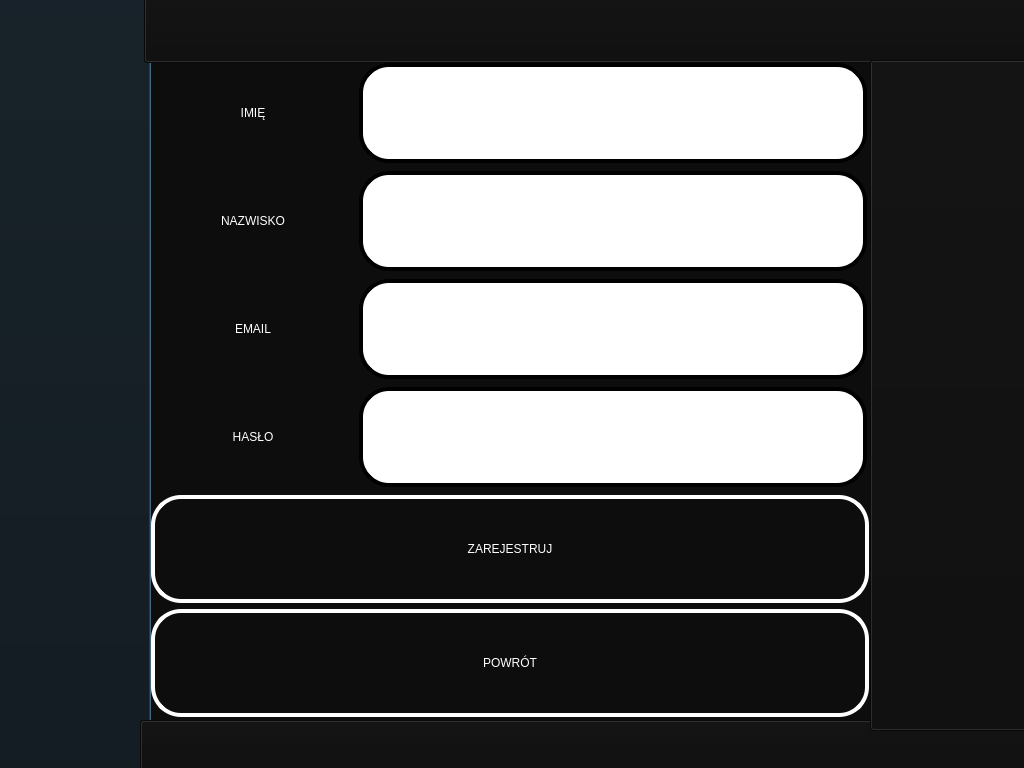
Old version of the form Raspberry QT/RegistrationScreen.ui in the repository lukaszwazny/E-kiosk.
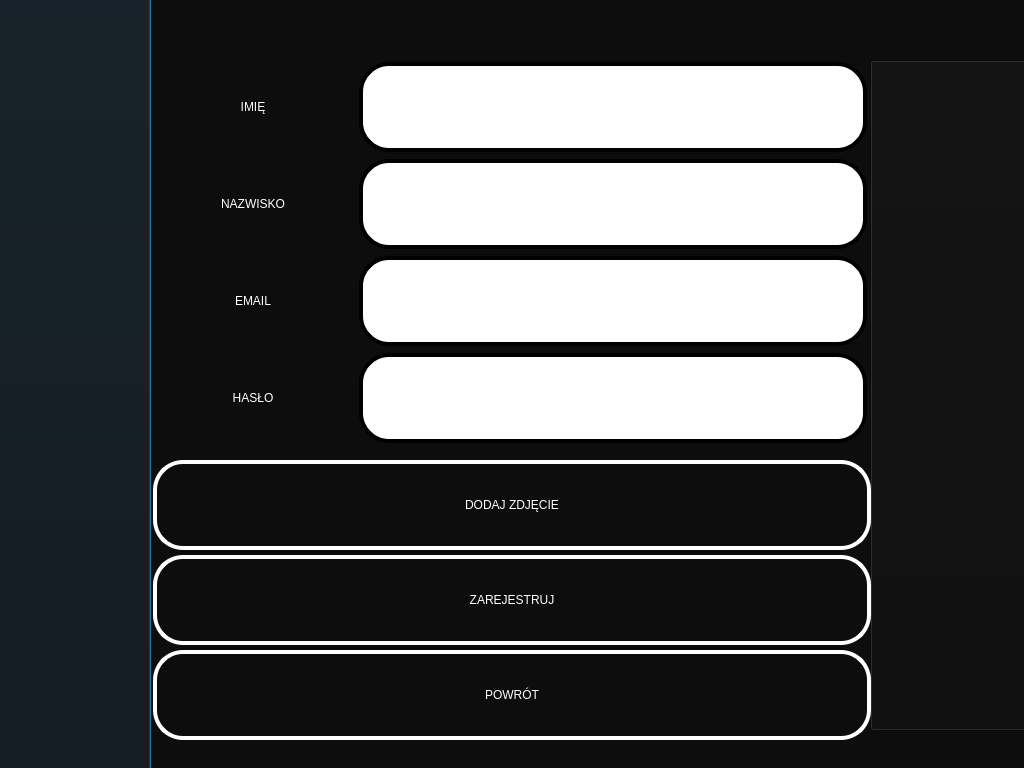
New version of the form.

The edit to the form file:
```diff
--- a/Raspberry QT/RegistrationScreen.ui
+++ b/Raspberry QT/RegistrationScreen.ui
@@ -44,38 +44,6 @@
     <string/>
    </property>
   </widget>
-  <widget class="QPushButton" name="pushButton_4">
-   <property name="geometry">
-    <rect>
-     <x>140</x>
-     <y>720</y>
-     <width>891</width>
-     <height>51</height>
-    </rect>
-   </property>
-   <property name="styleSheet">
-    <string notr="true">background-color: rgb(13, 13, 13);</string>
-   </property>
-   <property name="text">
-    <string/>
-   </property>
-  </widget>
-  <widget class="QPushButton" name="pushButton_5">
-   <property name="geometry">
-    <rect>
-     <x>144</x>
-     <y>-8</y>
-     <width>891</width>
-     <height>71</height>
-    </rect>
-   </property>
-   <property name="styleSheet">
-    <string notr="true">background-color: rgb(13, 13, 13);</string>
-   </property>
-   <property name="text">
-    <string/>
-   </property>
-  </widget>
   <widget class="QPushButton" name="pushButton_6">
    <property name="geometry">
     <rect>
@@ -92,64 +60,25 @@
     <string/>
    </property>
   </widget>
-  <widget class="QPushButton" name="pushButton">
-   <property name="geometry">
-    <rect>
-     <x>151</x>
-     <y>495</y>
-     <width>718</width>
-     <height>108</height>
-    </rect>
-   </property>
-   <property name="minimumSize">
-    <size>
-     <width>718</width>
-     <height>108</height>
-    </size>
-   </property>
-   <property name="maximumSize">
-    <size>
-     <width>718</width>
-     <height>108</height>
-    </size>
-   </property>
-   <property name="styleSheet">
-    <string notr="true">background-color: rgb(13, 13, 13);
-border-style: solid;
-border-width:4px;
-border-radius:30px;
-border-color: white;
-max-width:710px;
-max-height:100px;
-min-width:710px;
-min-height:100px;
-
-font: 75 30pt &quot;Tahoma&quot;;
-color: rgb(255, 255, 255);</string>
-   </property>
-   <property name="text">
-    <string>ZAREJESTRUJ</string>
-   </property>
-  </widget>
   <widget class="QPushButton" name="powrot">
    <property name="geometry">
     <rect>
-     <x>151</x>
-     <y>609</y>
+     <x>153</x>
+     <y>650</y>
      <width>718</width>
-     <height>108</height>
+     <height>90</height>
     </rect>
    </property>
    <property name="minimumSize">
     <size>
      <width>718</width>
-     <height>108</height>
+     <height>90</height>
     </size>
    </property>
    <property name="maximumSize">
     <size>
      <width>718</width>
-     <height>108</height>
+     <height>90</height>
     </size>
    </property>
    <property name="styleSheet">
@@ -159,9 +88,9 @@
 border-radius:30px;
 border-color: white;
 max-width:710px;
-max-height:100px;
+max-height:82px;
 min-width:710px;
-min-height:100px;
+min-height:82px;
 
 font: 75 30pt &quot;Tahoma&quot;;
 color: rgb(255, 255, 255);</string>
@@ -170,25 +99,103 @@
     <string>POWRÓT</string>
    </property>
   </widget>
+  <widget class="QPushButton" name="pushButton">
+   <property name="geometry">
+    <rect>
+     <x>153</x>
+     <y>555</y>
+     <width>718</width>
+     <height>90</height>
+    </rect>
+   </property>
+   <property name="minimumSize">
+    <size>
+     <width>718</width>
+     <height>90</height>
+    </size>
+   </property>
+   <property name="maximumSize">
+    <size>
+     <width>718</width>
+     <height>90</height>
+    </size>
+   </property>
+   <property name="styleSheet">
+    <string notr="true">background-color: rgb(13, 13, 13);
+border-style: solid;
+border-width:4px;
+border-radius:30px;
+border-color: white;
+max-width:710px;
+max-height:82px;
+min-width:710px;
+min-height:82px;
+
+font: 75 30pt &quot;Tahoma&quot;;
+color: rgb(255, 255, 255);</string>
+   </property>
+   <property name="text">
+    <string>ZAREJESTRUJ</string>
+   </property>
+  </widget>
+  <widget class="QPushButton" name="dodajZdjecie">
+   <property name="geometry">
+    <rect>
+     <x>153</x>
+     <y>460</y>
+     <width>718</width>
+     <height>90</height>
+    </rect>
+   </property>
+   <property name="minimumSize">
+    <size>
+     <width>718</width>
+     <height>90</height>
+    </size>
+   </property>
+   <property name="maximumSize">
+    <size>
+     <width>718</width>
+     <height>90</height>
+    </size>
+   </property>
+   <property name="styleSheet">
+    <string notr="true">background-color: rgb(13, 13, 13);
+border-style: solid;
+border-width:4px;
+border-radius:30px;
+border-color: white;
+max-width:710px;
+max-height:82px;
+min-width:710px;
+min-height:82px;
+
+font: 75 30pt &quot;Tahoma&quot;;
+color: rgb(255, 255, 255);</string>
+   </property>
+   <property name="text">
+    <string>DODAJ ZDJĘCIE</string>
+   </property>
+  </widget>
   <widget class="QLabel" name="imieLabel">
    <property name="geometry">
     <rect>
      <x>153</x>
-     <y>63</y>
+     <y>62</y>
      <width>200</width>
-     <height>100</height>
+     <height>90</height>
     </rect>
    </property>
    <property name="minimumSize">
     <size>
      <width>200</width>
-     <height>100</height>
+     <height>90</height>
     </size>
    </property>
    <property name="maximumSize">
     <size>
      <width>200</width>
-     <height>100</height>
+     <height>90</height>
     </size>
    </property>
    <property name="layoutDirection">
@@ -209,21 +216,21 @@
    <property name="geometry">
     <rect>
      <x>359</x>
-     <y>63</y>
+     <y>62</y>
      <width>508</width>
-     <height>100</height>
+     <height>90</height>
     </rect>
    </property>
    <property name="minimumSize">
     <size>
      <width>508</width>
-     <height>100</height>
+     <height>90</height>
     </size>
    </property>
    <property name="maximumSize">
     <size>
      <width>508</width>
-     <height>100</height>
+     <height>90</height>
     </size>
    </property>
    <property name="styleSheet">
@@ -236,30 +243,30 @@
 border-radius:30px;
 
 max-width:500px;
-max-height:92px;
+max-height:82px;
 min-width:500px;
-min-height:92px;</string>
+min-height:82px;</string>
    </property>
   </widget>
   <widget class="QLabel" name="hasloLabel">
    <property name="geometry">
     <rect>
      <x>153</x>
-     <y>387</y>
+     <y>353</y>
      <width>200</width>
-     <height>100</height>
+     <height>90</height>
     </rect>
    </property>
    <property name="minimumSize">
     <size>
      <width>200</width>
-     <height>100</height>
+     <height>90</height>
     </size>
    </property>
    <property name="maximumSize">
     <size>
      <width>200</width>
-     <height>100</height>
+     <height>90</height>
     </size>
    </property>
    <property name="styleSheet">
@@ -277,21 +284,21 @@
    <property name="geometry">
     <rect>
      <x>359</x>
-     <y>387</y>
+     <y>353</y>
      <width>508</width>
-     <height>100</height>
+     <height>90</height>
     </rect>
    </property>
    <property name="minimumSize">
     <size>
      <width>508</width>
-     <height>100</height>
+     <height>90</height>
     </size>
    </property>
    <property name="maximumSize">
     <size>
      <width>508</width>
-     <height>100</height>
+     <height>90</height>
     </size>
    </property>
    <property name="styleSheet">
@@ -304,9 +311,9 @@
 border-radius:30px;
 
 max-width:500px;
-max-height:92px;
+max-height:82px;
 min-width:500px;
-min-height:92px;</string>
+min-height:82px;</string>
    </property>
    <property name="echoMode">
     <enum>QLineEdit::Password</enum>
@@ -316,21 +323,21 @@
    <property name="geometry">
     <rect>
      <x>153</x>
-     <y>171</y>
+     <y>159</y>
      <width>200</width>
-     <height>100</height>
+     <height>90</height>
     </rect>
    </property>
    <property name="minimumSize">
     <size>
      <width>200</width>
-     <height>100</height>
+     <height>90</height>
     </size>
    </property>
    <property name="maximumSize">
     <size>
      <width>200</width>
-     <height>100</height>
+     <height>90</height>
     </size>
    </property>
    <property name="styleSheet">
@@ -348,21 +355,21 @@
    <property name="geometry">
     <rect>
      <x>359</x>
-     <y>171</y>
+     <y>159</y>
      <width>508</width>
-     <height>100</height>
+     <height>90</height>
     </rect>
    </property>
    <property name="minimumSize">
     <size>
      <width>508</width>
-     <height>100</height>
+     <height>90</height>
     </size>
    </property>
    <property name="maximumSize">
     <size>
      <width>508</width>
-     <height>100</height>
+     <height>90</height>
     </size>
    </property>
    <property name="styleSheet">
@@ -375,9 +382,9 @@
 border-radius:30px;
 
 max-width:500px;
-max-height:92px;
+max-height:82px;
 min-width:500px;
-min-height:92px;</string>
+min-height:82px;</string>
    </property>
    <property name="echoMode">
     <enum>QLineEdit::Normal</enum>
@@ -387,21 +394,21 @@
    <property name="geometry">
     <rect>
      <x>153</x>
-     <y>279</y>
+     <y>256</y>
      <width>200</width>
-     <height>100</height>
+     <height>90</height>
     </rect>
    </property>
    <property name="minimumSize">
     <size>
      <width>200</width>
-     <height>100</height>
+     <height>90</height>
     </size>
    </property>
    <property name="maximumSize">
     <size>
      <width>200</width>
-     <height>100</height>
+     <height>90</height>
     </size>
    </property>
    <property name="styleSheet">
@@ -419,21 +426,21 @@
    <property name="geometry">
     <rect>
      <x>359</x>
-     <y>279</y>
+     <y>256</y>
      <width>508</width>
-     <height>100</height>
+     <height>90</height>
     </rect>
    </property>
    <property name="minimumSize">
     <size>
      <width>508</width>
-     <height>100</height>
+     <height>90</height>
     </size>
    </property>
    <property name="maximumSize">
     <size>
      <width>508</width>
-     <height>100</height>
+     <height>90</height>
     </size>
    </property>
    <property name="styleSheet">
@@ -446,9 +453,9 @@
 border-radius:30px;
 
 max-width:500px;
-max-height:92px;
+max-height:82px;
 min-width:500px;
-min-height:92px;</string>
+min-height:82px;</string>
    </property>
    <property name="echoMode">
     <enum>QLineEdit::Normal</enum>
```
